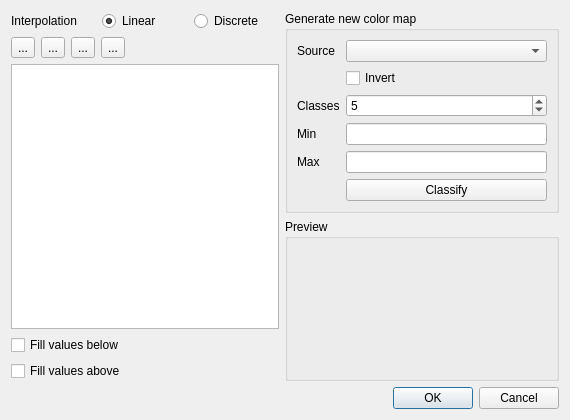
lutraconsulting/qgis-crayfish-plugin, file plugin/crayfish_colormap_dialog.ui: the form before one commit.
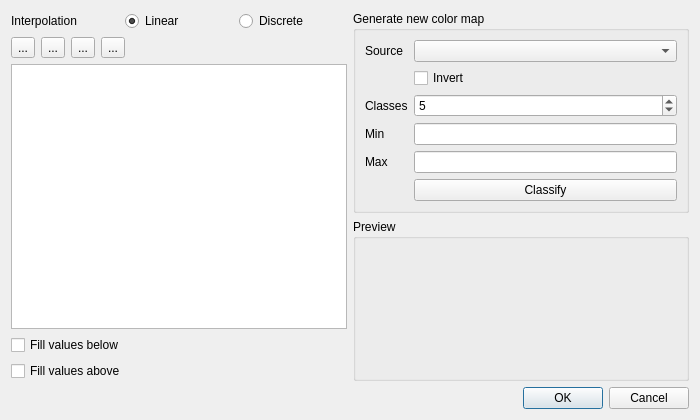
The form after the commit. Custom widgets are drawn as their Qt base class.

Commit message:
Support for labels in color maps
- Use labels in legend
- Editing of labels
- Import/export of color map files
- Load/save in project files

Patch:
```diff
--- a/plugin/crayfish_colormap_dialog.ui
+++ b/plugin/crayfish_colormap_dialog.ui
@@ -6,7 +6,7 @@
    <rect>
     <x>0</x>
     <y>0</y>
-    <width>570</width>
+    <width>700</width>
     <height>420</height>
    </rect>
   </property>
```
The commit also changes 4 other files.
